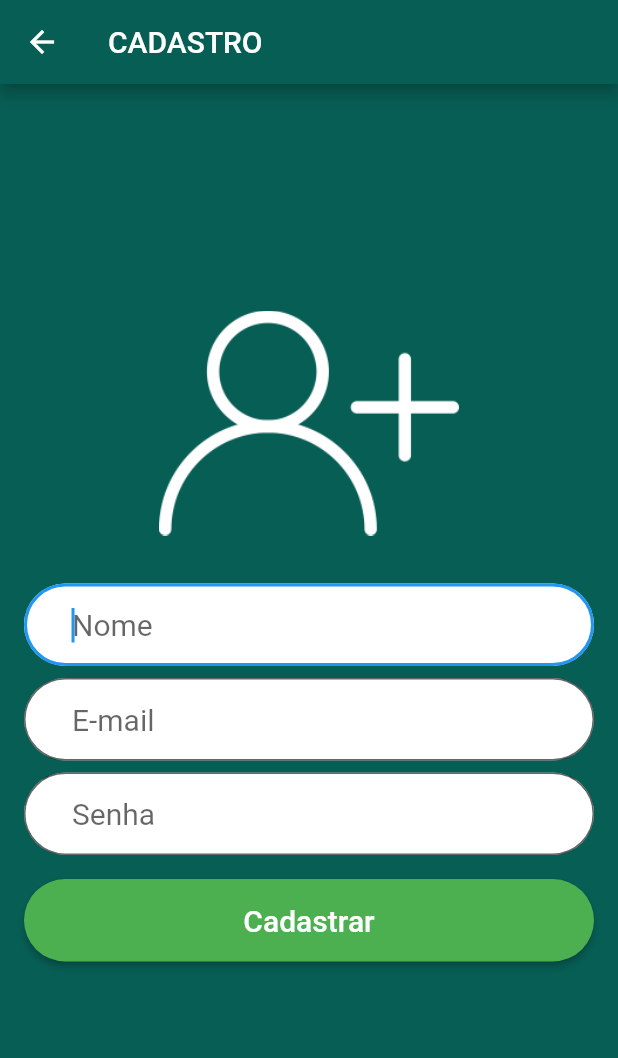
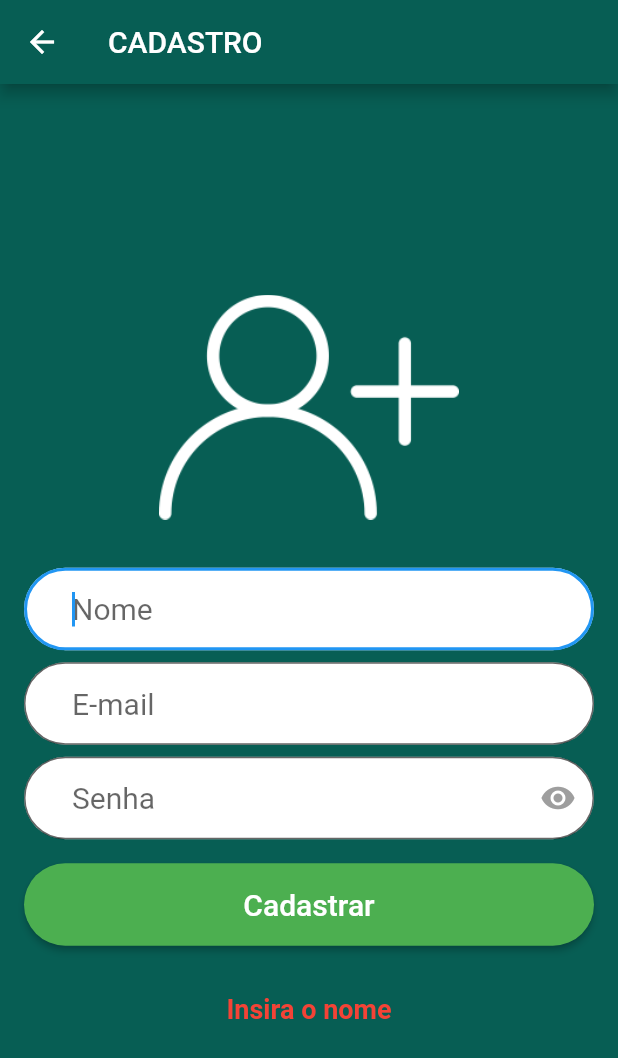
Before and after one commit to dionlaranjeira/whatsapp_clone, a Flutter app: the Cadastro screen opened directly, after a tap on "Cadastrar", on a phone screen of 412 x 824 dp. Shown: the top 1058 px of the screen. Run offline on Flutter 3.47's test engine with Material 2 defaults, Android fonts, the phone set to English and light mode, and no system bars; our stand-ins replace firebase_core; accounts and stored records are empty.

Commit message:
Validar dados cadastro

```diff
--- a/lib/views/cadastro.dart
+++ b/lib/views/cadastro.dart
@@ -8,10 +8,49 @@ class Cadastro extends StatefulWidget {
 }
 
 class _CadastroState extends State<Cadastro> {
+
+  TextEditingController _controllerNome = TextEditingController();
+  TextEditingController _controllerEmail = TextEditingController();
+  TextEditingController _controllerSenha = TextEditingController();
+
+  var _mensagemErro = "";
+
+  var _iconVisible = true;
+
+  _cadastrarUsuario(){
+
+  }
+
+  _validarDados(){
+
+    if(_controllerNome.text.isEmpty){
+      setState(() {
+        _mensagemErro = "Insira o nome";
+      });
+    }else if(_controllerEmail.text.isEmpty || !_controllerEmail.text.contains("@")){
+      setState(() {
+        _mensagemErro = "Insira um email";
+      });
+    }
+    else if(_controllerSenha.text.isEmpty){
+      setState(() {
+        _mensagemErro = "Insira a senha";
+      });
+    }else{
+      setState(() {
+        _mensagemErro = "";
+      });
+
+      _cadastrarUsuario();
+
+    }
+
+  }
+
   @override
   Widget build(BuildContext context) {
     return Scaffold(
-        appBar: AppBar(title: Text("CADASTRO"),backgroundColor: Color(0xff075e54),),
+        appBar: AppBar(title: const Text("CADASTRO"),backgroundColor: const Color(0xff075e54),),
         body: Container(
           decoration: const BoxDecoration(color: Color(0xff075e54)),
           padding: const EdgeInsets.all(16),
@@ -27,6 +66,7 @@ class _CadastroState extends State<Cadastro> {
 
                   Padding(padding: const EdgeInsets.only(bottom: 8),
                     child: TextField(
+                      controller: _controllerNome,
                       autofocus: true,
                       keyboardType: TextInputType.emailAddress,
                       style: const TextStyle(fontSize: 20),
@@ -43,6 +83,7 @@ class _CadastroState extends State<Cadastro> {
 
                   Padding(padding: const EdgeInsets.only(bottom: 8),
                     child: TextField(
+                      controller: _controllerEmail,
                       keyboardType: TextInputType.emailAddress,
                       style: const TextStyle(fontSize: 20),
                       decoration: InputDecoration(
@@ -57,22 +98,32 @@ class _CadastroState extends State<Cadastro> {
                   ),
 
                   TextField(
+                    controller: _controllerSenha,
                     autofocus: true,
                     keyboardType: TextInputType.text,
                     style: const TextStyle(fontSize: 20),
+                    obscureText: _iconVisible,
                     decoration: InputDecoration(
                       contentPadding: const EdgeInsets.fromLTRB(32, 16, 32, 16),
                       hintText: "Senha",
                       filled: true,
                       fillColor: Colors.white,
                       border: OutlineInputBorder(borderRadius: BorderRadius.circular(32)),
-
+                      suffixIcon: IconButton(
+                        icon: Icon(_iconVisible? Icons.visibility: Icons.visibility_off),
+                        color: Colors.grey,
+                        onPressed: (){
+                          setState(() {
+                            _iconVisible = !_iconVisible;
+                          });
+                        },
+                      ),
                     ),
                   ),
 
                   Padding(padding: const EdgeInsets.only(top: 16, bottom: 32),
                     child: ElevatedButton(
-                      onPressed: (){},
+                      onPressed: _validarDados,
                       child: const Text("Cadastrar",style: TextStyle(color: Colors.white, fontSize: 20),),
                       style: ElevatedButton.styleFrom(
                         primary: Colors.green,
@@ -84,6 +135,11 @@ class _CadastroState extends State<Cadastro> {
                       ),
                     ),
                   ),
+
+                  Center(child: Text(
+                    _mensagemErro,
+                    style: const TextStyle(fontWeight: FontWeight.bold, fontSize: 18, color: Colors.red))),
+
                 ],
               ),
             ),
```
